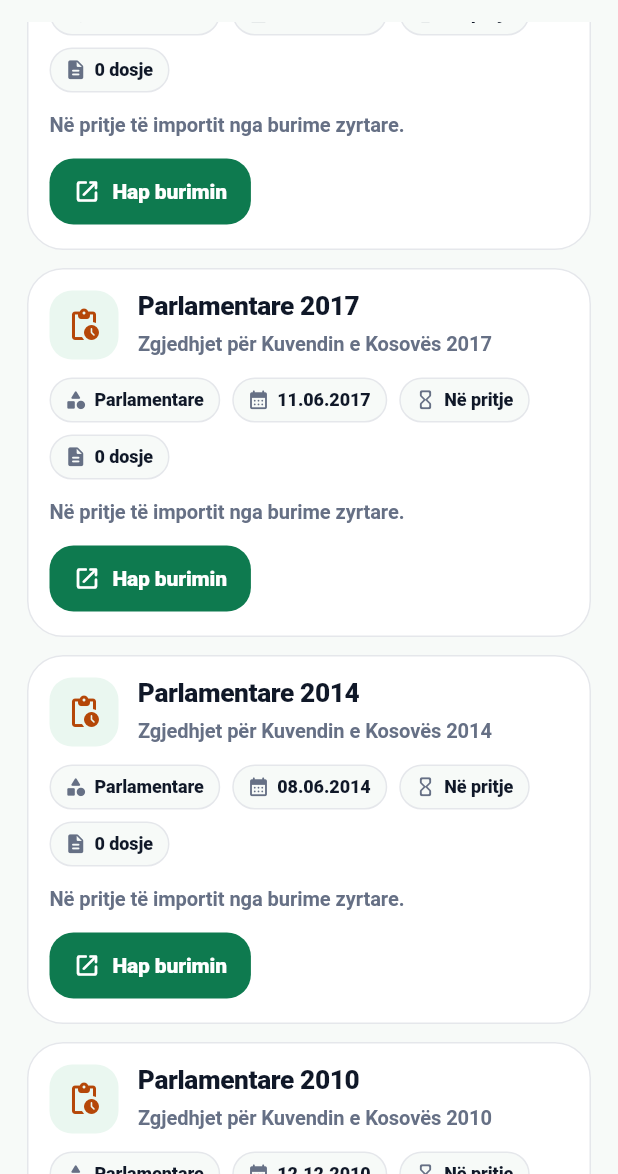
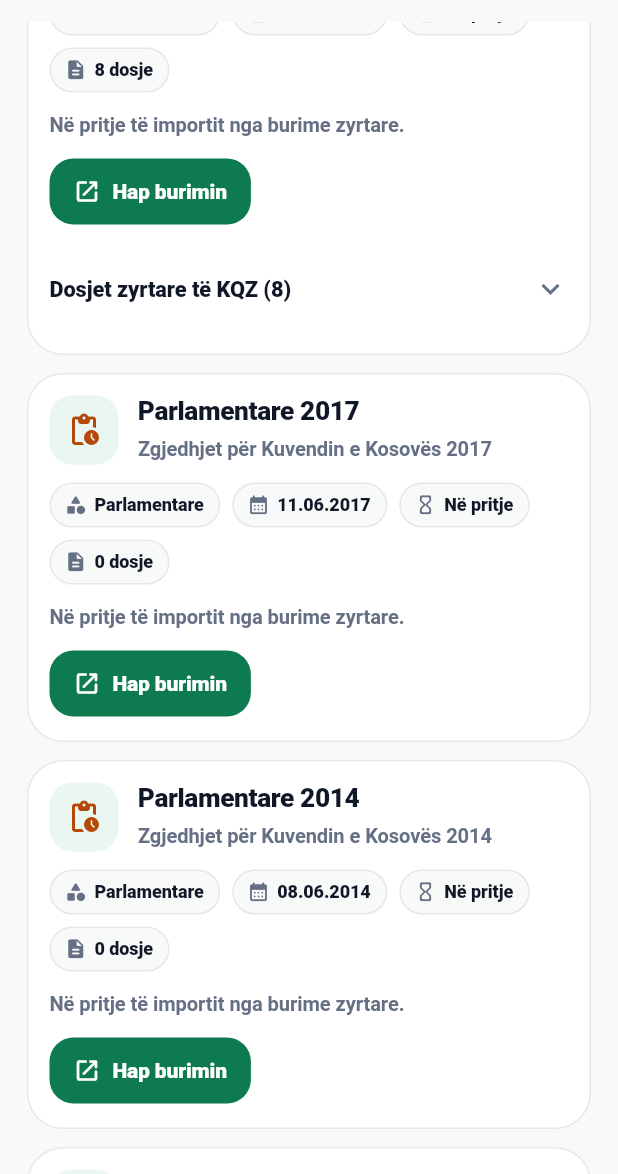
Before and after one commit to genti2004-cmyk/zgjedhjet_info, a Flutter app: the ElectionArchiveScreen screen opened directly, scrolled down 1728 dp, on a phone screen of 412 x 824 dp, the part 62-1236 px from its top. Run offline on Flutter 3.47's test engine with Material 3 defaults, Android fonts, the light colour scheme and no system bars; network calls fail.

Commit message:
DATA: Register official KQZ files for parliamentary 2019

```diff
--- a/lib/src/features/election_archive/data/election_official_file_catalog.dart
+++ b/lib/src/features/election_archive/data/election_official_file_catalog.dart
@@ -1,4 +1,5 @@
 import '../../../core/models/election_official_file.dart';
+import '../../parliamentary_2019/data/parliamentary_2019_official_files.dart';
 import '../../parliamentary_2021/data/parliamentary_2021_official_files.dart';
 
 class ElectionOfficialFileCatalog {
@@ -6,6 +7,7 @@ class ElectionOfficialFileCatalog {
 
   static const List<ElectionOfficialFile> all = [
     ...Parliamentary2021OfficialFiles.files,
+    ...Parliamentary2019OfficialFiles.files,
   ];
 
   static List<ElectionOfficialFile> byElectionId(String electionId) {
--- /dev/null
+++ b/lib/src/features/parliamentary_2019/data/parliamentary_2019_official_files.dart
@@ -0,0 +1,114 @@
+import '../../../core/models/election_official_file.dart';
+
+class Parliamentary2019OfficialFiles {
+  const Parliamentary2019OfficialFiles._();
+
+  static const String electionId = 'parliamentary-2019';
+
+  static const List<ElectionOfficialFile> files = [
+    ElectionOfficialFile(
+      id: 'parliamentary-2019-party-results',
+      electionId: electionId,
+      title: 'Rezultatet sipas subjekteve politike',
+      description:
+          'Rezultatet e përgjithshme sipas subjekteve politike për zgjedhjet parlamentare 2019.',
+      url:
+          'https://kqz-ks.org/wp-content/uploads/2019/11/2.Rezultatet-sipas-subjekteve-politike.xls',
+      fileType: 'XLS',
+      isResultData: true,
+      isCandidateData: false,
+      isMunicipalityData: false,
+    ),
+    ElectionOfficialFile(
+      id: 'parliamentary-2019-seat-allocation',
+      electionId: electionId,
+      title: 'Ndarja e ulëseve në Kuvend',
+      description:
+          'Ndarja e ulëseve në Kuvend sipas subjekteve dhe kandidatëve të zgjedhur.',
+      url:
+          'https://kqz-ks.org/wp-content/uploads/2019/11/3.Ndarja-e-ul%C3%ABseve-n%C3%AB-Kuvend-Subjektet-dhe-kandidat%C3%ABt-e-zgjedhur.xls',
+      fileType: 'XLS',
+      isResultData: true,
+      isCandidateData: true,
+      isMunicipalityData: false,
+    ),
+    ElectionOfficialFile(
+      id: 'parliamentary-2019-elected-candidates',
+      electionId: electionId,
+      title: 'Kandidatët e zgjedhur',
+      description:
+          'Lista e kandidatëve të zgjedhur sipas subjekteve politike për zgjedhjet parlamentare 2019.',
+      url:
+          'https://kqz-ks.org/wp-content/uploads/2019/11/4.Kandidat%C3%ABt-e-zgjedhur.xls',
+      fileType: 'XLS',
+      isResultData: false,
+      isCandidateData: true,
+      isMunicipalityData: false,
+    ),
+    ElectionOfficialFile(
+      id: 'parliamentary-2019-all-candidates',
+      electionId: electionId,
+      title: 'Rezultatet e të gjithë kandidatëve',
+      description:
+          'Rezultatet e të gjithë kandidatëve sipas subjekteve, me renditje si në fletëvotim.',
+      url:
+          'https://kqz-ks.org/wp-content/uploads/2019/11/5.Rezultatet-e-t%C3%AB-gjith%C3%AB-kandidat%C3%ABve-sipas-subjekteve-renditja-si-n%C3%AB-flet%C3%ABvotim.xls',
+      fileType: 'XLS',
+      isResultData: false,
+      isCandidateData: true,
+      isMunicipalityData: false,
+    ),
+    ElectionOfficialFile(
+      id: 'parliamentary-2019-party-results-by-municipality',
+      electionId: electionId,
+      title: 'Rezultatet e subjekteve sipas komunave',
+      description:
+          'Rezultatet e subjekteve politike sipas komunave për zgjedhjet parlamentare 2019.',
+      url:
+          'https://kqz-ks.org/wp-content/uploads/2019/11/7.Rezultatet-e-subjekteve-sipas-komunave.xls',
+      fileType: 'XLS',
+      isResultData: true,
+      isCandidateData: false,
+      isMunicipalityData: true,
+    ),
+    ElectionOfficialFile(
+      id: 'parliamentary-2019-candidate-results-by-municipality',
+      electionId: electionId,
+      title: 'Rezultatet e kandidatëve sipas komunave',
+      description:
+          'Rezultatet e kandidatëve sipas komunave për zgjedhjet parlamentare 2019.',
+      url:
+          'https://kqz-ks.org/wp-content/uploads/2019/11/8.Rezultatet-e-kandidat%C3%ABve-sipas-komunave.xls',
+      fileType: 'XLS',
+      isResultData: false,
+      isCandidateData: true,
+      isMunicipalityData: true,
+    ),
+    ElectionOfficialFile(
+      id: 'parliamentary-2019-general-statistics',
+      electionId: electionId,
+      title: 'Statistikat e përgjithshme',
+      description:
+          'Statistikat e përgjithshme të zgjedhjeve parlamentare 2019.',
+      url:
+          'https://kqz-ks.org/wp-content/uploads/2019/11/1.Statistikat-e-p%C3%ABrgjithshme.xls',
+      fileType: 'XLS',
+      isResultData: false,
+      isCandidateData: false,
+      isMunicipalityData: false,
+    ),
+    ElectionOfficialFile(
+      id: 'parliamentary-2019-statistics-by-municipality',
+      electionId: electionId,
+      title: 'Statistikat sipas komunave',
+      description:
+          'Statistikat sipas komunave për zgjedhjet parlamentare 2019.',
+      url:
+          'https://kqz-ks.org/wp-content/uploads/2019/11/6.Statistikat-sipas-komunave.xls',
+      fileType: 'XLS',
+      isResultData: false,
+      isCandidateData: false,
+      isMunicipalityData: true,
+    ),
+  ];
+}
```
